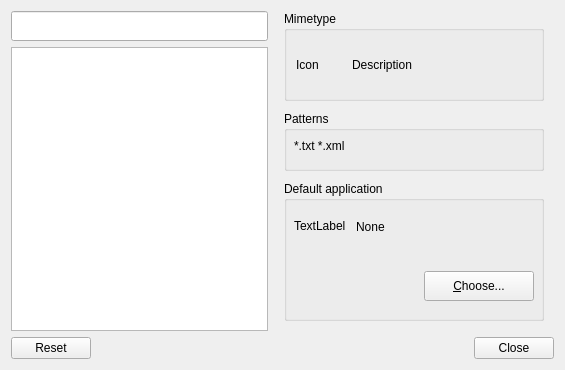
Old version of the form lxqt-config-file-associations/mimetypeviewer.ui in the repository lxqt/lxqt-config.
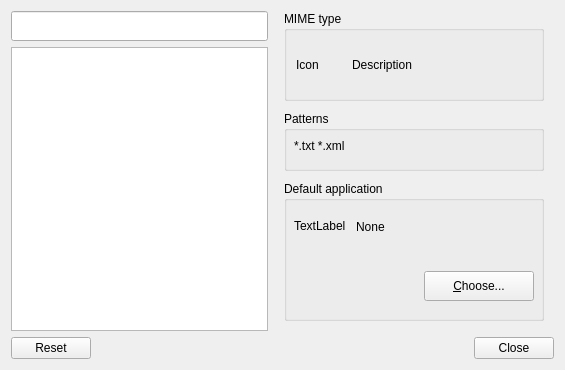
New version of the form.

Commit message: lxqt-config-file-associations: Wording in main window

```diff
--- a/lxqt-config-file-associations/mimetypeviewer.ui
+++ b/lxqt-config-file-associations/mimetypeviewer.ui
@@ -161,7 +161,7 @@
        </rect>
       </property>
       <property name="title">
-       <string>Mimetype</string>
+       <string>MIME type</string>
       </property>
       <layout class="QHBoxLayout" name="horizontalLayout_2">
        <item>
```
Left out of the diff: 2 changed lines with no effect on the pictures.
